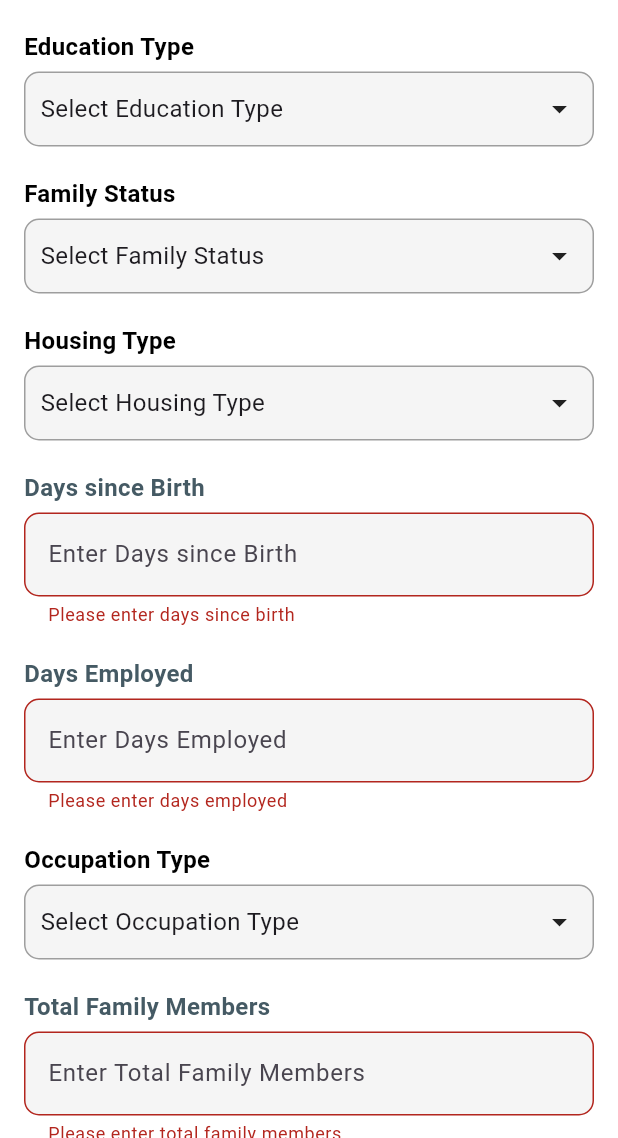
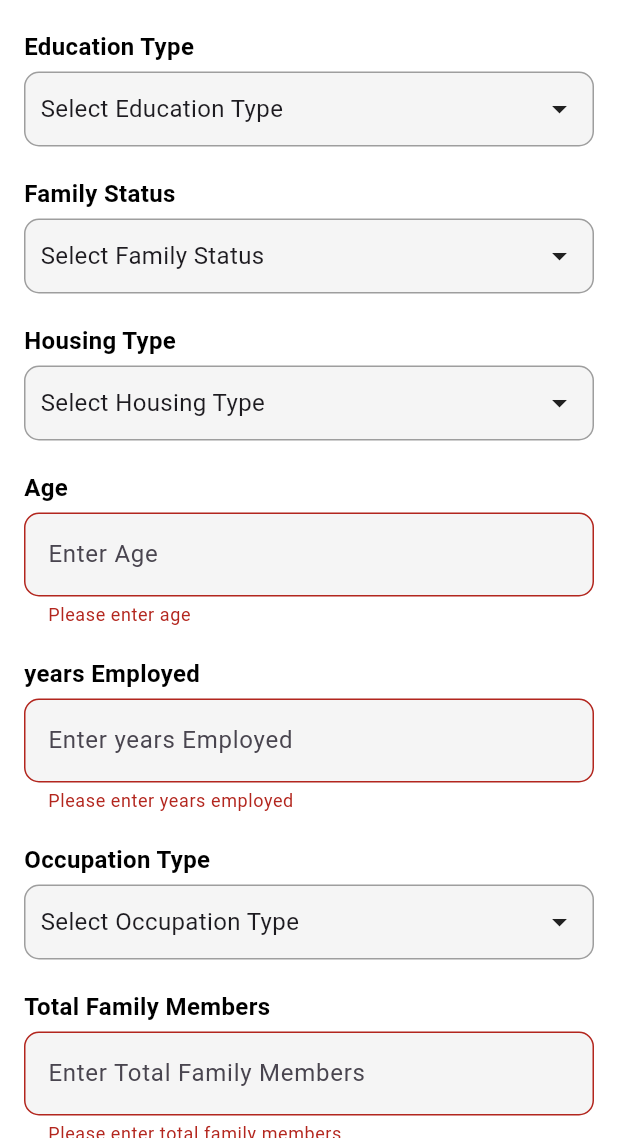
Before and after one commit to MohdSameer4532/MeeranaBanking, a Flutter app: the CreditUserInputPage screen opened directly, scrolled down 655 dp, after a tap on "Submit", on a phone screen of 412 x 824 dp, the part 98-1236 px from its top. Run offline on Flutter 3.47's test engine with Material 3 defaults, Android fonts, the phone set to English and light mode, and no system bars; our stand-ins replace fl_chart.

Commit message:
uodate the credit card

```diff
--- a/lib/Credit Approval/credit_categorical_comparision_graph.dart
+++ b/lib/Credit Approval/credit_categorical_comparision_graph.dart
@@ -109,8 +109,8 @@ class _CategoricalComparisonGraphState extends State<CategoricalComparisonGraph>
 
   List<BarChartGroupData> _getBarGroups(Map<String, int> categoryCounts) {
     final List<Color> colors = [
+      Colors.green,
       Colors.blue,
-      Colors.green,
       Colors.red,
       Colors.yellow,
       Colors.purple
@@ -123,7 +123,7 @@ class _CategoricalComparisonGraphState extends State<CategoricalComparisonGraph>
         barRods: [
           BarChartRodData(
             toY: entry.value.toDouble(),
-            color: isUserCategory ? Colors.orange : colors[index % colors.length],
+            color: isUserCategory ? Colors.green : colors[index % colors.length],
             width: 40,
             borderRadius: BorderRadius.circular(4),
           ),
@@ -155,13 +155,13 @@ class _CategoricalComparisonGraphState extends State<CategoricalComparisonGraph>
           children: categoryCounts.keys.map((category) {
             final index = categoryCounts.keys.toList().indexOf(category);
             final List<Color> colors = [
+              Colors.orange,
               Colors.blue,
-              Colors.green,
               Colors.red,
               Colors.yellow,
               Colors.purple
             ];
-            final color = category == userCategory ? Colors.orange : colors[index % colors.length];
+            final color = category == userCategory ? Colors.green : colors[index % colors.length];
             return _legendItem(color, category);
           }).toList(),
         ),
--- a/lib/Credit Approval/credit_feature_comparison_graph.dart
+++ b/lib/Credit Approval/credit_feature_comparison_graph.dart
@@ -188,9 +188,9 @@ class _FeatureComparisonGraphState extends State<FeatureComparisonGraph> {
       case 'annualIncome':
         return person.annualIncome;
       case 'daysBirth':
-        return person.daysBirth.abs().toDouble(); // Convert negative to positive
+        return person.yearsBirth.abs().toDouble(); // Convert negative to positive
       case 'daysEmployed':
-        return person.daysEmployed.abs().toDouble(); // Convert negative to positive
+        return person.yearsEmployed.abs().toDouble(); // Convert negative to positive
       case 'noOfChildren':
         return person.noOfChildren.toDouble();
       case 'totalFamilyMembers':
@@ -237,7 +237,7 @@ class _FeatureComparisonGraphState extends State<FeatureComparisonGraph> {
   String _formatYAxisLabel(double value) {
     if (widget.feature == 'annualIncome') {
       return '\$${(value / 1000).toStringAsFixed(0)}K';
-    } else if (widget.feature == 'daysBirth' || widget.feature == 'daysEmployed') {
+    } else if (widget.feature == 'yearsBirth' || widget.feature == 'yearsEmployed') {
       return '${value.toStringAsFixed(0)} years'; // Display in years
     } else {
       return value.toStringAsFixed(1);
@@ -247,7 +247,7 @@ class _FeatureComparisonGraphState extends State<FeatureComparisonGraph> {
   String _formatValue(double value) {
     if (widget.feature == 'annualIncome') {
       return '\$${value.toStringAsFixed(0)}';
-    } else if (widget.feature == 'daysBirth' || widget.feature == 'daysEmployed') {
+    } else if (widget.feature == 'yearsBirth' || widget.feature == 'yearsEmployed') {
       return '${value.toStringAsFixed(0)} years'; // Display in years
     } else {
       return value.toStringAsFixed(1);
--- a/lib/Credit Approval/credit_home_page.dart
+++ b/lib/Credit Approval/credit_home_page.dart
@@ -306,7 +306,7 @@ class _CreditHomePageState extends State<CreditHomePage> {
       '50+': 0
     };
     for (var person in people) {
-      int age = (-person.daysBirth ~/ 365);
+      int age = (person.yearsBirth);
       if (age >= 20 && age < 30)
         ageGroupMap['20-29'] = (ageGroupMap['20-29'] ?? 0) + 1;
       else if (age >= 30 && age < 40)
--- a/lib/Credit Approval/credit_person.dart
+++ b/lib/Credit Approval/credit_person.dart
@@ -8,8 +8,8 @@ class CreditPerson {
   final String educationType;
   final String familyStatus;
   final String housingType;
-  final int daysBirth;
-  final int daysEmployed;
+  final int yearsBirth;
+  final int yearsEmployed;
   final String occupationType;
   final int totalFamilyMembers;
   final bool result;
@@ -24,8 +24,8 @@ class CreditPerson {
     required this.educationType,
     required this.familyStatus,
     required this.housingType,
-    required this.daysBirth,
-    required this.daysEmployed,
+    required this.yearsBirth,
+    required this.yearsEmployed,
     required this.occupationType,
     required this.totalFamilyMembers,
     required this.result,
@@ -43,8 +43,8 @@ List<CreditPerson> dummyCreditData = [
     educationType: 'Higher education',
     familyStatus: 'Married',
     housingType: 'House / apartment',
-    daysBirth: (-12000 / 365).floor(),
-    daysEmployed: (-2000 / 365).floor(),
+    yearsBirth: 33, // Converted from -12000 days
+    yearsEmployed: 5, // Converted from -2000 days
     occupationType: 'Manager',
     totalFamilyMembers: 4,
     result: true,
@@ -59,8 +59,8 @@ List<CreditPerson> dummyCreditData = [
     educationType: 'Secondary education',
     familyStatus: 'Single',
     housingType: 'Rented apartment',
-    daysBirth: (-10000 / 365).floor(),
-    daysEmployed: (-1500 / 365).floor(),
+    yearsBirth: 27, // Converted from -10000 days
+    yearsEmployed: 4, // Converted from -1500 days
     occupationType: 'Sales staff',
     totalFamilyMembers: 2,
     result: false,
@@ -75,8 +75,8 @@ List<CreditPerson> dummyCreditData = [
     educationType: 'Higher education',
     familyStatus: 'Married',
     housingType: 'Municipal apartment',
-    daysBirth: (-15000 / 365).floor(),
-    daysEmployed: (-3000 / 365).floor(),
+    yearsBirth: 41, // Converted from -15000 days
+    yearsEmployed: 8, // Converted from -3000 days
     occupationType: 'Doctor',
     totalFamilyMembers: 5,
     result: true,
@@ -91,8 +91,8 @@ List<CreditPerson> dummyCreditData = [
     educationType: 'Incomplete higher',
     familyStatus: 'Widow',
     housingType: 'Co-op apartment',
-    daysBirth: (-18000 / 365).floor(),
-    daysEmployed: (-1000 / 365).floor(),
+    yearsBirth: 49, // Converted from -18000 days
+    yearsEmployed: 3, // Converted from -1000 days
     occupationType: 'Laborers',
     totalFamilyMembers: 1,
     result: false,
@@ -107,8 +107,8 @@ List<CreditPerson> dummyCreditData = [
     educationType: 'Higher education',
     familyStatus: 'Civil marriage',
     housingType: 'Office apartment',
-    daysBirth: (-11000 / 365).floor(),
-    daysEmployed: (-2500 / 365).floor(),
+    yearsBirth: 30, // Converted from -11000 days
+    yearsEmployed: 7, // Converted from -2500 days
     occupationType: 'Core staff',
     totalFamilyMembers: 4,
     result: true,
@@ -123,8 +123,8 @@ List<CreditPerson> dummyCreditData = [
     educationType: 'Secondary education',
     familyStatus: 'Single',
     housingType: 'House / apartment',
-    daysBirth: (-12500 / 365).floor(),
-    daysEmployed: (-1700 / 365).floor(),
+    yearsBirth: 34, // Converted from -12500 days
+    yearsEmployed: 5, // Converted from -1700 days
     occupationType: 'Waiters/barmen staff',
     totalFamilyMembers: 1,
     result: false,
@@ -139,8 +139,8 @@ List<CreditPerson> dummyCreditData = [
     educationType: 'Higher education',
     familyStatus: 'Married',
     housingType: 'With parents',
-    daysBirth: (-14000 / 365).floor(),
-    daysEmployed: (-2200 / 365).floor(),
+    yearsBirth: 38, // Converted from -14000 days
+    yearsEmployed: 6, // Converted from -2200 days
     occupationType: 'High skill tech staff',
     totalFamilyMembers: 3,
     result: true,
@@ -155,8 +155,8 @@ List<CreditPerson> dummyCreditData = [
     educationType: 'Higher education',
     familyStatus: 'Married',
     housingType: 'Rented apartment',
-    daysBirth: (-16000 / 365).floor(),
-    daysEmployed: (-2100 / 365).floor(),
+    yearsBirth: 44, // Converted from -16000 days
+    yearsEmployed: 6, // Converted from -2100 days
     occupationType: 'Medicine staff',
     totalFamilyMembers: 4,
     result: true,
@@ -171,8 +171,8 @@ List<CreditPerson> dummyCreditData = [
     educationType: 'Higher education',
     familyStatus: 'Civil marriage',
     housingType: 'House / apartment',
-    daysBirth: (-17000 / 365).floor(),
-    daysEmployed: (-2700 / 365).floor(),
+    yearsBirth: 47, // Converted from -17000 days
+    yearsEmployed: 7, // Converted from -2700 days
     occupationType: 'Security staff',
     totalFamilyMembers: 5,
     result: true,
@@ -187,10 +187,90 @@ List<CreditPerson> dummyCreditData = [
     educationType: 'Incomplete higher',
     familyStatus: 'Widow',
     housingType: 'Co-op apartment',
-    daysBirth: (-19000 / 365).floor(),
-    daysEmployed: (-800 / 365).floor(),
+    yearsBirth: 52, // Converted from -19000 days
+    yearsEmployed: 2, // Converted from -800 days
     occupationType: 'Drivers',
     totalFamilyMembers: 1,
     result: false,
   ),
+  CreditPerson(
+    gender: 'M',
+    ownCar: false,
+    ownProperty: true,
+    noOfChildren: 1,
+    annualIncome: 110000,
+    incomeType: 'Working',
+    educationType: 'Incomplete higher',
+    familyStatus: 'Separated',
+    housingType: 'House / apartment',
+    yearsBirth: 36,
+    yearsEmployed: 8,
+    occupationType: 'IT staff',
+    totalFamilyMembers: 2,
+    result: true,
+  ),
+  CreditPerson(
+    gender: 'F',
+    ownCar: true,
+    ownProperty: false,
+    noOfChildren: 2,
+    annualIncome: 140000,
+    incomeType: 'Commercial associate',
+    educationType: 'Higher education',
+    familyStatus: 'Married',
+    housingType: 'Municipal apartment',
+    yearsBirth: 39,
+    yearsEmployed: 10,
+    occupationType: 'Accountants',
+    totalFamilyMembers: 4,
+    result: true,
+  ),
+  CreditPerson(
+    gender: 'M',
+    ownCar: true,
+    ownProperty: true,
+    noOfChildren: 0,
+    annualIncome: 250000,
+    incomeType: 'Working',
+    educationType: 'Higher education',
+    familyStatus: 'Single',
+    housingType: 'Office apartment',
+    yearsBirth: 42,
+    yearsEmployed: 15,
+    occupationType: 'Managers',
+    totalFamilyMembers: 1,
+    result: true,
+  ),
+  CreditPerson(
+    gender: 'F',
+    ownCar: false,
+    ownProperty: false,
+    noOfChildren: 1,
+    annualIncome: 75000,
+    incomeType: 'State servant',
+    educationType: 'Secondary education',
+    familyStatus: 'Civil marriage',
+    housingType: 'Rented apartment',
+    yearsBirth: 29,
+    yearsEmployed: 3,
+    occupationType: 'Low-skill Laborers',
+    totalFamilyMembers: 3,
+    result: false,
+  ),
+  CreditPerson(
+    gender: 'M',
+    ownCar: true,
+    ownProperty: false,
+    noOfChildren: 3,
+    annualIncome: 160000,
+    incomeType: 'Working',
+    educationType: 'Higher education',
+    familyStatus: 'Married',
+    housingType: 'House / apartment',
+    yearsBirth: 45,
+    yearsEmployed: 12,
+    occupationType: 'Sales staff',
+    totalFamilyMembers: 5,
+    result: true,
+  ),
 ];
--- a/lib/Credit Approval/credit_result_screen.dart
+++ b/lib/Credit Approval/credit_result_screen.dart
@@ -16,13 +16,12 @@ class ResultScreen extends StatelessWidget {
   @override
   Widget build(BuildContext context) {
     return Scaffold(
-      backgroundColor: Colors.white, // Set the background color of the Scaffold
+      backgroundColor: Colors.white,
       appBar: CustomAppBar(
         c: context,
         title: 'Credit Result',
-        backButton: true, // Enable back button
-        backgroundColor: Color.fromARGB(
-            255, 255, 255, 255), // Set the background color of the AppBar
+        backButton: true,
+        backgroundColor: Color.fromARGB(255, 255, 255, 255),
       ),
       body: SingleChildScrollView(
         padding: EdgeInsets.all(16.0),
@@ -155,33 +154,32 @@ class ResultScreen extends StatelessWidget {
               ),
             ),
             SizedBox(height: 10),
-            _buildProfileItem('Gender', userInput.gender),
-            _buildProfileItem('Own Car', userInput.ownCar ? 'Yes' : 'No'),
-            _buildProfileItem(
-                'Own Property', userInput.ownProperty ? 'Yes' : 'No'),
-            _buildProfileItem(
-                'Number of Children', '${userInput.noOfChildren}'),
-            _buildProfileItem('Annual Income', '${userInput.annualIncome}'),
-            _buildProfileItem('Income Type', userInput.incomeType),
-            _buildProfileItem('Education Type', userInput.educationType),
-            _buildProfileItem('Family Status', userInput.familyStatus),
-            _buildProfileItem('Housing Type', userInput.housingType),
-            _buildProfileItem('Days Birth', '${userInput.daysBirth}'),
-            _buildProfileItem('Days Employed', '${userInput.daysEmployed}'),
-            _buildProfileItem('Occupation Type', userInput.occupationType),
-            _buildProfileItem(
-                'Total Family Members', '${userInput.totalFamilyMembers}'),
+            _buildProfileItem('Gender', userInput.gender, Icons.person),
+            _buildProfileItem('Own Car', userInput.ownCar ? 'Yes' : 'No', Icons.directions_car),
+            _buildProfileItem('Own Property', userInput.ownProperty ? 'Yes' : 'No', Icons.home),
+            _buildProfileItem('Number of Children', '${userInput.noOfChildren}', Icons.child_care),
+            _buildProfileItem('Annual Income', '${userInput.annualIncome}', Icons.attach_money),
+            _buildProfileItem('Income Type', userInput.incomeType, Icons.work),
+            _buildProfileItem('Education Type', userInput.educationType, Icons.school),
+            _buildProfileItem('Family Status', userInput.familyStatus, Icons.family_restroom),
+            _buildProfileItem('Housing Type', userInput.housingType, Icons.house),
+            _buildProfileItem('Years Birth', '${userInput.yearsBirth}', Icons.cake),
+            _buildProfileItem('Years Employed', '${userInput.yearsEmployed}', Icons.business_center),
+            _buildProfileItem('Occupation Type', userInput.occupationType, Icons.work_outline),
+            _buildProfileItem('Total Family Members', '${userInput.totalFamilyMembers}', Icons.groups),
           ],
         ),
       ),
     );
   }
 
-  Widget _buildProfileItem(String label, String value) {
+  Widget _buildProfileItem(String label, String value, IconData icon) {
     return Padding(
       padding: EdgeInsets.symmetric(vertical: 4.0),
       child: Row(
         children: [
+          Icon(icon, size: 20, color: Colors.blue[900]),
+          SizedBox(width: 10),
           Expanded(
             flex: 1,
             child: Text(
--- a/lib/Credit Approval/credit_user_input_page.dart
+++ b/lib/Credit Approval/credit_user_input_page.dart
@@ -13,8 +13,8 @@ final Map<String, String> fieldLabels = {
   'educationType': 'Education Type',
   'familyStatus': 'Family Status',
   'housingType': 'Housing Type',
-  'daysBirth': 'Days since Birth',
-  'daysEmployed': 'Days Employed',
+  'yearsBirth': 'Age',
+  'yearsEmployed': 'years Employed',
   'occupationType': 'Occupation Type',
   'totalFamilyMembers': 'Total Family Members',
 };
@@ -124,11 +124,11 @@ class _CreditUserInputPageState extends State<CreditUserInputPage> {
                   (value) => setState(() => _selectedHousingType = value),
                 ),
                 const SizedBox(height: 20),
-                _buildTextField('daysBirth', _daysBirthController,
-                    TextInputType.number, 'Please enter days since birth'),
+                _buildTextField('yearsBirth', _daysBirthController,
+                    TextInputType.number, 'Please enter age'),
                 const SizedBox(height: 20),
-                _buildTextField('daysEmployed', _daysEmployedController,
-                    TextInputType.number, 'Please enter days employed'),
+                _buildTextField('yearsEmployed', _daysEmployedController,
+                    TextInputType.number, 'Please enter years employed'),
                 const SizedBox(height: 20),
                 _buildCustomDropdown(
                   'occupationType',
@@ -195,7 +195,7 @@ class _CreditUserInputPageState extends State<CreditUserInputPage> {
           style: TextStyle(
             fontSize: 16,
             fontWeight: FontWeight.bold,
-            color: Colors.blueGrey[700],
+            color: Colors.black,
           ),
         ),
         const SizedBox(height: 5),
@@ -256,7 +256,7 @@ class _CreditUserInputPageState extends State<CreditUserInputPage> {
       style: TextStyle(
         fontSize: 18,
         fontWeight: FontWeight.bold,
-        color: Colors.blueGrey[700],
+        color: Colors.black,
       ),
     );
   }
@@ -314,11 +314,11 @@ class _CreditUserInputPageState extends State<CreditUserInputPage> {
         educationType: _selectedEducationType ?? '',
         familyStatus: _selectedFamilyStatus ?? '',
         housingType: _selectedHousingType ?? '',
-        daysBirth: int.parse(_daysBirthController.text),
-        daysEmployed: int.parse(_daysEmployedController.text),
+        yearsBirth: int.parse(_daysBirthController.text),
+        yearsEmployed: int.parse(_daysEmployedController.text),
         occupationType: _selectedOccupationType ?? '',
         totalFamilyMembers: int.parse(_totalFamilyMembersController.text),
-        result: false,
+        result: true,
       );
 
       Navigator.push(
```
